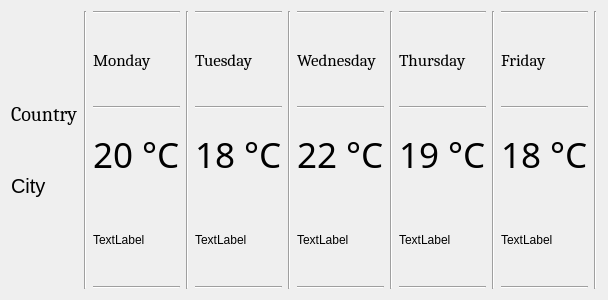
Above: cursova2_2/daysinfo.ui from koffis/WebApi before the change. Below: the same form after it.
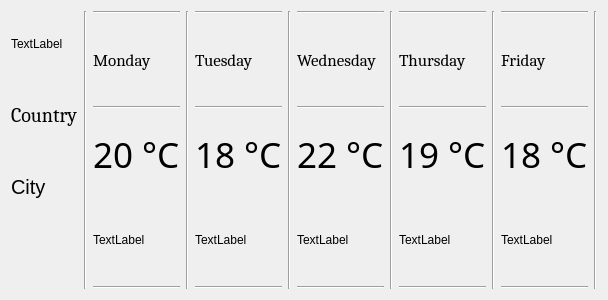
That is the form after the change.

Diff of the .ui file:
```diff
--- a/cursova2_2/daysinfo.ui
+++ b/cursova2_2/daysinfo.ui
@@ -13,24 +13,18 @@
   <property name="windowTitle">
    <string>Dialog</string>
   </property>
+  <property name="styleSheet">
+   <string notr="true"/>
+  </property>
   <layout class="QHBoxLayout" name="horizontalLayout">
    <item>
     <layout class="QVBoxLayout" name="verticalLayout_6">
      <item>
-      <spacer name="verticalSpacer_2">
-       <property name="orientation">
-        <enum>Qt::Vertical</enum>
+      <widget class="QLabel" name="mLogoDaysInfo">
+       <property name="text">
+        <string>TextLabel</string>
        </property>
-       <property name="sizeType">
-        <enum>QSizePolicy::Maximum</enum>
-       </property>
-       <property name="sizeHint" stdset="0">
-        <size>
-         <width>20</width>
-         <height>70</height>
-        </size>
-       </property>
-      </spacer>
+      </widget>
      </item>
      <item>
       <widget class="QLabel" name="Country_DetailsForm">
```
Left out of the diff: 23 changed lines with no effect on the pictures.
